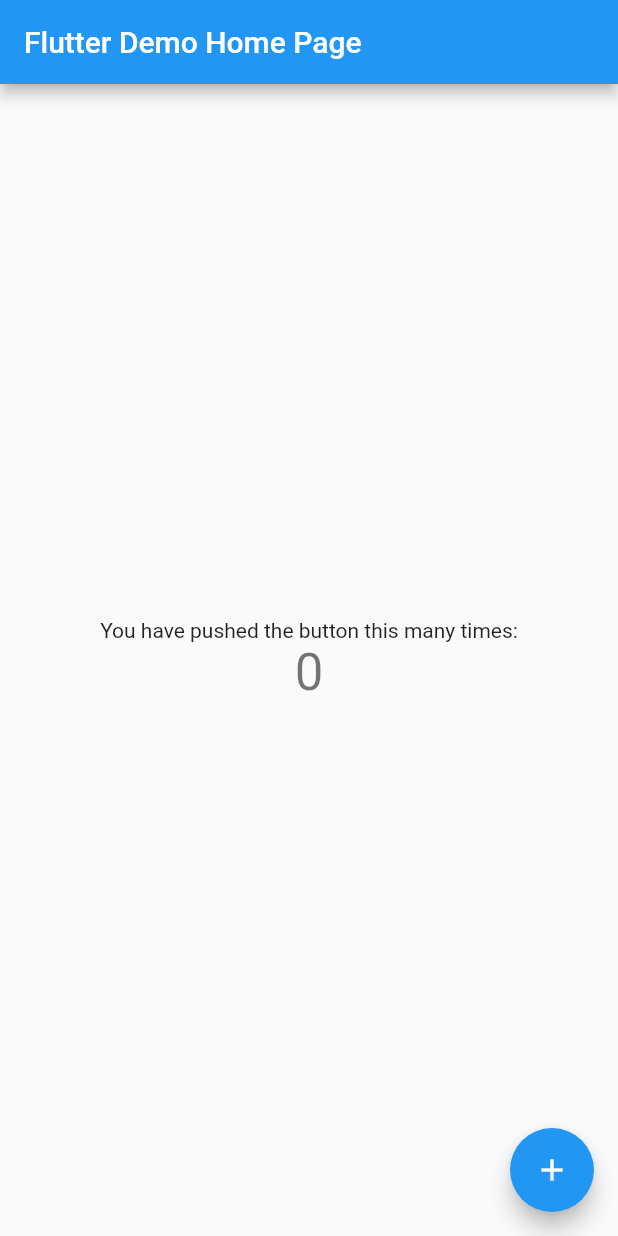
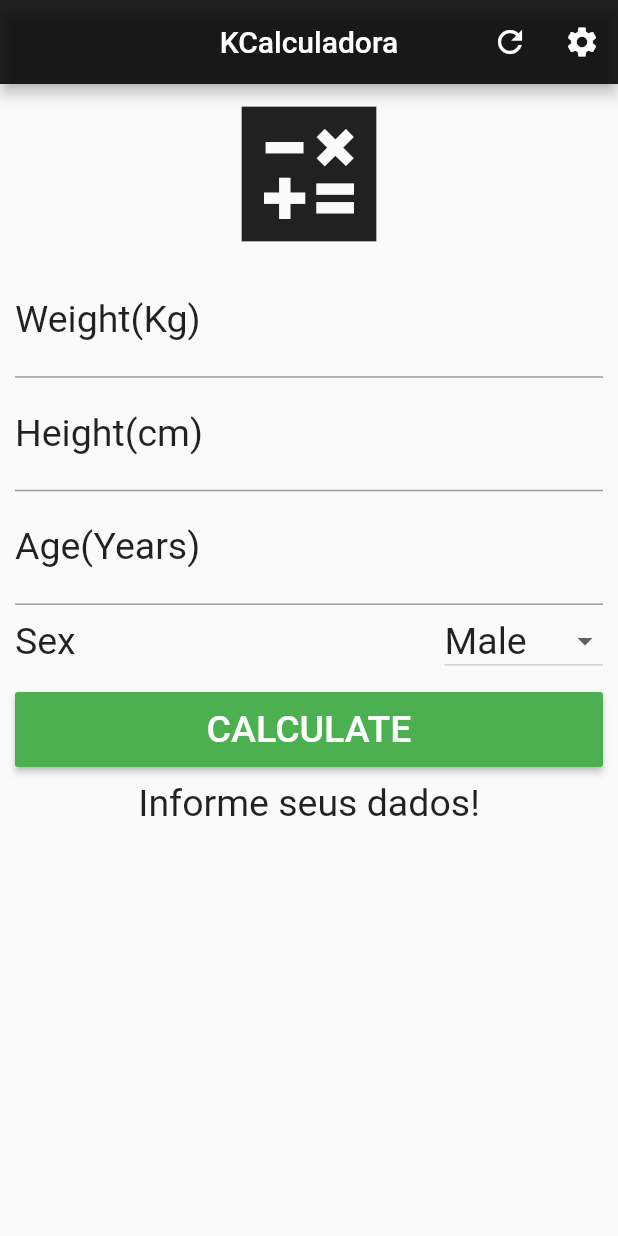
Before and after one commit to luccanog/kcalculadora, a Flutter app: the screen it shows after launch, on a phone screen of 412 x 824 dp. Run offline on Flutter 3.47's test engine with Material 2 defaults, Android fonts, the phone set to English and light mode, and no system bars.

Commit message:
form body done

```diff
--- a/lib/main.dart
+++ b/lib/main.dart
@@ -1,117 +1,221 @@
 import 'package:flutter/material.dart';
+import 'package:flutter/rendering.dart';
 
-void main() {
-  runApp(MyApp());
+void main() => runApp(MaterialApp(
+      home: Home(),
+      debugShowCheckedModeBanner: false,
+    ));
+
+class Home extends StatefulWidget {
+  @override
+  State<StatefulWidget> createState() => _HomeState();
 }
 
-class MyApp extends StatelessWidget {
-  // This widget is the root of your application.
-  @override
-  Widget build(BuildContext context) {
-    return MaterialApp(
-      title: 'Flutter Demo',
-      theme: ThemeData(
-        // This is the theme of your application.
-        //
-        // Try running your application with "flutter run". You'll see the
-        // application has a blue toolbar. Then, without quitting the app, try
-        // changing the primarySwatch below to Colors.green and then invoke
-        // "hot reload" (press "r" in the console where you ran "flutter run",
-        // or simply save your changes to "hot reload" in a Flutter IDE).
-        // Notice that the counter didn't reset back to zero; the application
-        // is not restarted.
-        primarySwatch: Colors.blue,
-        // This makes the visual density adapt to the platform that you run
-        // the app on. For desktop platforms, the controls will be smaller and
-        // closer together (more dense) than on mobile platforms.
-        visualDensity: VisualDensity.adaptivePlatformDensity,
-      ),
-      home: MyHomePage(title: 'Flutter Demo Home Page'),
-    );
-  }
+class _HomeState extends State<Home> {
+  TextEditingController weightCtrl = TextEditingController();
+  TextEditingController heightCtrl = TextEditingController();
+  TextEditingController ageCtrl = TextEditingController();
+
+  String _infoText = "Informe seus dados!";
+
+  void _resetFields() {
+    weightCtrl.clear();
+    heightCtrl.clear();
+    setState(() {
+      _infoText = "Informe seus dados!";
+    });
   }
 
-class MyHomePage extends StatefulWidget {
-  MyHomePage({Key key, this.title}) : super(key: key);
+  void calculate() {
+    /** @todo: process kcal result */
 
-  // This widget is the home page of your application. It is stateful, meaning
-  // that it has a State object (defined below) that contains fields that affect
-  // how it looks.
+/** Homens
+ * 66 + (13,7 * KG ) + (5,0 * CM ) - (6,8 * IDADE)
+*/
 
-  // This class is the configuration for the state. It holds the values (in this
-  // case the title) provided by the parent (in this case the App widget) and
-  // used by the build method of the State. Fields in a Widget subclass are
-  // always marked "final".
-
-  final String title;
-
-  @override
-  _MyHomePageState createState() => _MyHomePageState();
-}
-
-class _MyHomePageState extends State<MyHomePage> {
-  int _counter = 0;
-
-  void _incrementCounter() {
+/** Mulheres
+ * 665 + (9,6 * KG ) + (1,8 * CM ) - (4,7 * IDADE)
+*/
     setState(() {
-      // This call to setState tells the Flutter framework that something has
-      // changed in this State, which causes it to rerun the build method below
-      // so that the display can reflect the updated values. If we changed
-      // _counter without calling setState(), then the build method would not be
-      // called again, and so nothing would appear to happen.
-      _counter++;
+      /** setting state to _infoText */
     });
   }
 
   @override
   Widget build(BuildContext context) {
-    // This method is rerun every time setState is called, for instance as done
-    // by the _incrementCounter method above.
-    //
-    // The Flutter framework has been optimized to make rerunning build methods
-    // fast, so that you can just rebuild anything that needs updating rather
-    // than having to individually change instances of widgets.
     return Scaffold(
         appBar: AppBar(
-        // Here we take the value from the MyHomePage object that was created by
-        // the App.build method, and use it to set our appbar title.
-        title: Text(widget.title),
+            title: Text('KCalculadora'),
+            centerTitle: true,
+            backgroundColor: Colors.black87,
+            actions: <Widget>[
+              IconButton(
+                icon: Icon(Icons.refresh),
+                onPressed: _resetFields,
               ),
-      body: Center(
-        // Center is a layout widget. It takes a single child and positions it
-        // in the middle of the parent.
+              IconButton(
+                icon: Icon(Icons.settings),
+                onPressed: () {},
+              )
+            ]),
+        body: SingleChildScrollView(
+          padding: EdgeInsets.fromLTRB(10, 0, 10, 0),
           child: Column(
-          // Column is also a layout widget. It takes a list of children and
-          // arranges them vertically. By default, it sizes itself to fit its
-          // children horizontally, and tries to be as tall as its parent.
-          //
-          // Invoke "debug painting" (press "p" in the console, choose the
-          // "Toggle Debug Paint" action from the Flutter Inspector in Android
-          // Studio, or the "Toggle Debug Paint" command in Visual Studio Code)
-          // to see the wireframe for each widget.
-          //
-          // Column has various properties to control how it sizes itself and
-          // how it positions its children. Here we use mainAxisAlignment to
-          // center the children vertically; the main axis here is the vertical
-          // axis because Columns are vertical (the cross axis would be
-          // horizontal).
-          mainAxisAlignment: MainAxisAlignment.center,
+            crossAxisAlignment: CrossAxisAlignment.stretch,
             children: <Widget>[
-            Text(
-              'You have pushed the button this many times:',
+              Icon(Icons.calculate_sharp, size: 120, color: Colors.black87),
+              WeightInput(weightCtrl: weightCtrl),
+              HeightInput(heightCtrl: heightCtrl),
+              AgeInput(ageCtrl:ageCtrl),
+              SexDropDown(),
+              Padding(
+                padding: EdgeInsets.only(top: 10, bottom: 10),
+                child: Container(
+                  height: 50,
+                  child: RaisedButton(
+                    onPressed: calculate,
+                    child: Text(
+                      "CALCULATE",
+                      style: TextStyle(fontSize: 25),
+                    ),
+                    color: Colors.green,
+                    textColor: Colors.white,
+                  ),
+                ),
               ),
               Text(
-              '$_counter',
-              style: Theme.of(context).textTheme.headline4,
-            ),
+                _infoText,
+                textAlign: TextAlign.center,
+                style: TextStyle(color: Colors.black87, fontSize: 25.0),
+              )
             ],
           ),
+        ));
+  }
+}
+
+
+class AgeInput extends StatelessWidget {
+  var ageCtrl = TextEditingController();
+  AgeInput({this.ageCtrl});
+
+  @override
+  Widget build(BuildContext context) {
+    return TextField(
+      controller: ageCtrl,
+      keyboardType: TextInputType.number,
+      decoration: InputDecoration(
+        labelText: "Age(Years)",
+        labelStyle: TextStyle(
+          color: Colors.black87,
+          fontSize: 25,
         ),
-      floatingActionButton: FloatingActionButton(
-        onPressed: _incrementCounter,
-        tooltip: 'Increment',
-        child: Icon(Icons.add),
-      ), // This trailing comma makes auto-formatting nicer for build methods.
+      ),
+      textAlign: TextAlign.right,
+      style: TextStyle(
+        color: Colors.black87,
+        fontSize: 25,
+      ),
     );
   }
 }
+
+class WeightInput extends StatelessWidget {
+  var weightCtrl = TextEditingController();
+  WeightInput({this.weightCtrl});
+
+  @override
+  Widget build(BuildContext context) {
+    return TextField(
+      controller: weightCtrl,
+      keyboardType: TextInputType.number,
+      decoration: InputDecoration(
+        labelText: "Weight(Kg)",
+        labelStyle: TextStyle(
+          color: Colors.black87,
+          fontSize: 25,
+        ),
+      ),
+      textAlign: TextAlign.right,
+      style: TextStyle(
+        color: Colors.black87,
+        fontSize: 25,
+      ),
+    );
+  }
+}
+
+class HeightInput extends StatelessWidget {
+  var heightCtrl = TextEditingController();
+  HeightInput({this.heightCtrl});
+
+  @override
+  Widget build(BuildContext context) {
+    return TextField(
+      controller: heightCtrl,
+      keyboardType: TextInputType.number,
+      decoration: InputDecoration(
+        labelText: "Height(cm)",
+        labelStyle: TextStyle(
+          color: Colors.black87,
+          fontSize: 25,
+        ),
+      ),
+      textAlign: TextAlign.right,
+      style: TextStyle(
+        color: Colors.black87,
+        fontSize: 25,
+      ),
+    );
+  }
+}
+
+class SexDropDown extends StatefulWidget {
+  @override
+  _SexDropDownState createState() => _SexDropDownState();
+}
+
+class _SexDropDownState extends State<SexDropDown> {
+  var _sex = ['Male', 'Female'];
+  var _selectedItem = 'Male';
+
+  @override
+  Widget build(BuildContext context) {
+    return Row(mainAxisAlignment: MainAxisAlignment.spaceBetween,
+      children: [
+        Text("Sex",
+         style: TextStyle(
+           color: Colors.black87,
+            fontSize: 25.0,
+          ),
+        ),
+        DropdownButton<String>(
+          style: TextStyle(
+            color: Colors.black87,
+            fontSize: 25,
+
+          ),
+          items: _sex.map((String dropDownStringItem) {
+            return DropdownMenuItem<String>(
+              value: dropDownStringItem,
+              child: Text(dropDownStringItem),
+            );
+          }).toList(),
+          onChanged: (String newSelectedItem) {
+            _dropDownItemSelected(newSelectedItem);
+            setState(() {
+              this._selectedItem = newSelectedItem;
+            });
+          },
+          value: _selectedItem,
+        ),
+      ],
+    );
+  }
+
+  void _dropDownItemSelected(String novoItem) {
+    setState(() {
+      this._selectedItem = novoItem;
+    });
+  }
+}
```
Also changed, not shown: 2 other files. Lines whose indentation alone changed are shown as unchanged.
